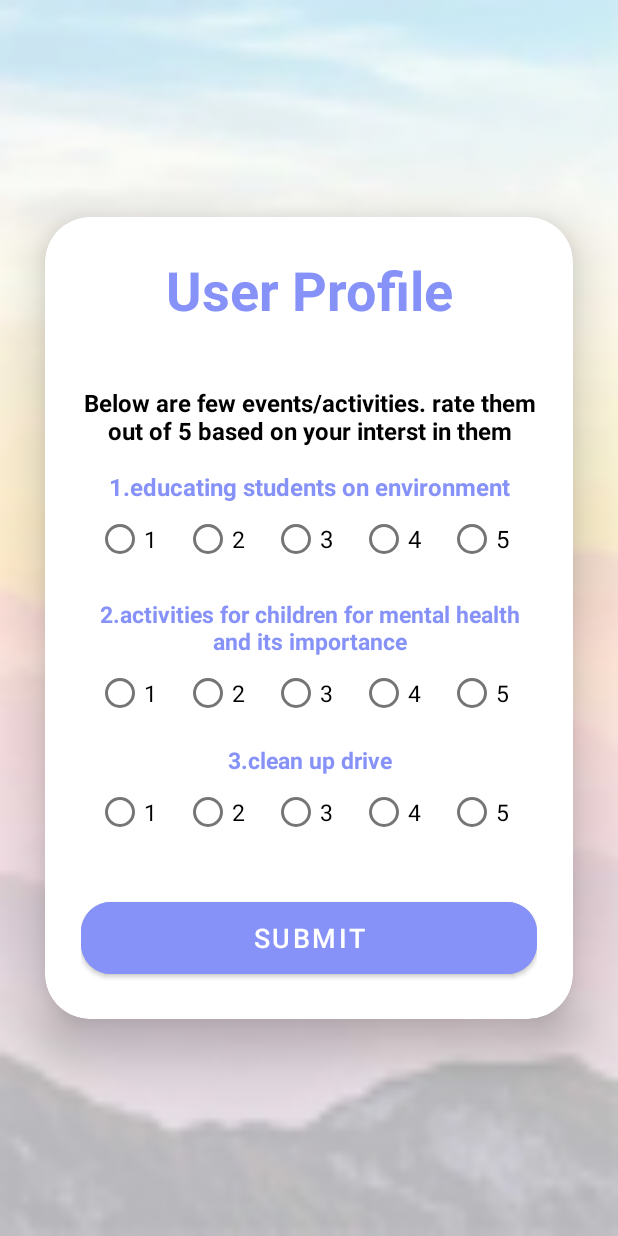
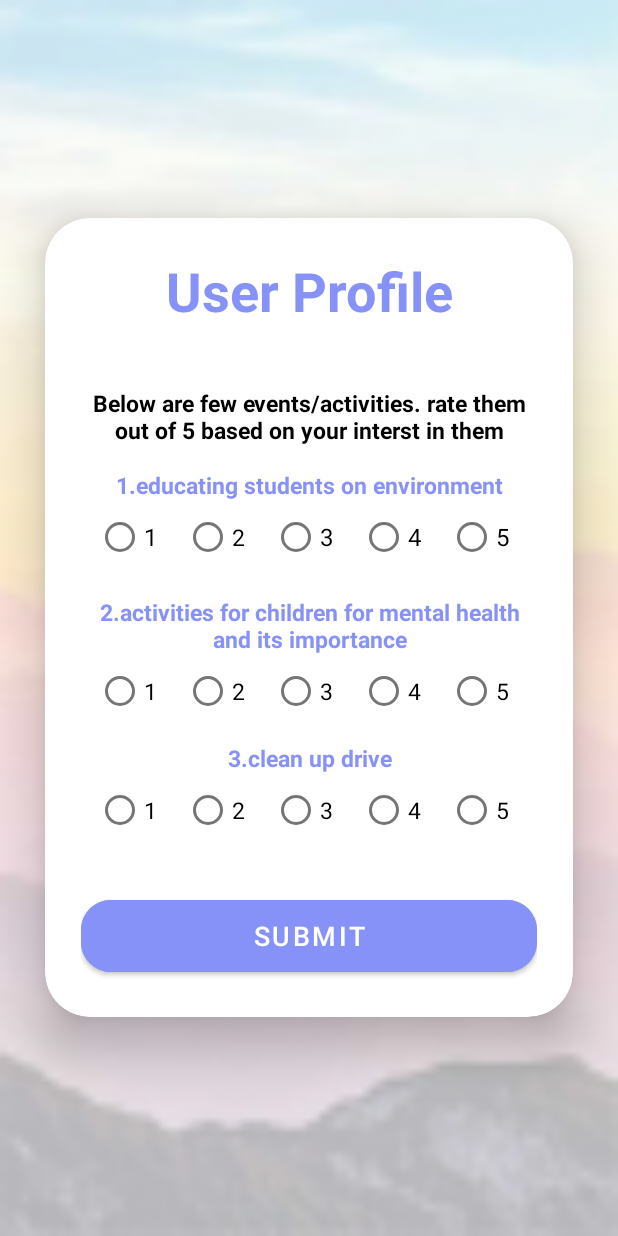
Before and after one commit to ranilakshmi/Application, an Android app: the UserProfile screen opened directly, with no data from a screen before it, on a phone screen of 412 x 824 dp. Run offline under Robolectric (Android 15) with nearby library versions, the phone set to English and light mode, and no system bars.

Commit message:
Updated User Profile

```diff
--- a/app/src/main/res/layout/activity_user_profile.xml
+++ b/app/src/main/res/layout/activity_user_profile.xml
@@ -37,7 +37,7 @@
                 android:layout_width="match_parent"
                 android:layout_height="wrap_content"
                 android:text="Below are few events/activities. rate them out of 5 based on your interst in them"
-                android:textSize="16sp"
+                android:textSize="15sp"
                 android:textAlignment="center"
                 android:textStyle="bold"
                 android:textColor="@color/black"
@@ -46,7 +46,7 @@
                 android:layout_width="match_parent"
                 android:layout_height="wrap_content"
                 android:text="1.educating students on environment"
-                android:textSize="16sp"
+                android:textSize="15sp"
                 android:textAlignment="center"
                 android:textStyle="bold"
                 android:textColor="@color/purple"
@@ -69,7 +69,7 @@
                     android:layout_height="wrap_content"
                     android:id="@+id/event1opt1"
                     android:text="1"
-                    android:textSize="15sp"/>
+                    android:textSize="16sp"/>
 
 
                 <RadioButton
```
